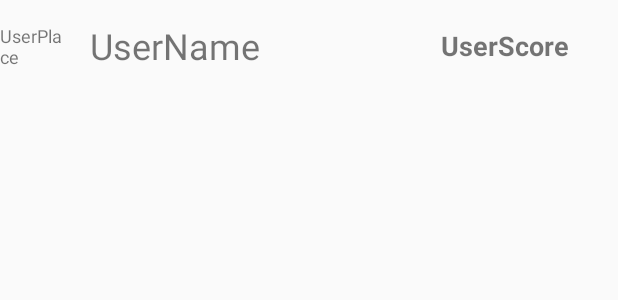
After one commit to NickPelov/ANDR2, an Android app: the layout fragment_leaderboard_item.xml on its own in the app's theme, with its tools: preview values and no code run, on a phone screen of 412 x 824 dp. The commit adds this screen. Shown: the top 300 px of the screen. Run offline under Robolectric (Android 15) with nearby library versions, the phone set to English and light mode, and no system bars.

Commit message:
leaderboard activity

```diff
--- a/app/src/main/java/com/example/owner/android2/EventsActivity.java
+++ b/app/src/main/java/com/example/owner/android2/EventsActivity.java
@@ -31,7 +31,10 @@ public class EventsActivity extends AppCompatActivity
 
         String[] names;
         if (!CurrentUser.events.isEmpty()){
-            names = new String[]{ CurrentUser.events.get(0).Name};
+            names = new String[CurrentUser.events.size()];
+            for (int i=0;i< names.length;i++){
+                names[i]=CurrentUser.events.get(i).Name;
+            }
         }
         else{
             names = new String[]{"6/10", "7/10"};
--- a/app/src/main/java/com/example/owner/android2/ProfileActivity2.java
+++ b/app/src/main/java/com/example/owner/android2/ProfileActivity2.java
@@ -23,6 +23,8 @@ import android.widget.ImageView;
 import android.widget.TextView;
 
 import com.facebook.login.widget.ProfilePictureView;
+
+import java.util.ArrayList;
 
 import static android.app.Activity.RESULT_OK;
 
@@ -65,7 +67,9 @@ public class ProfileActivity2 extends AppCompatActivity
         NavigationView navigationView = (NavigationView) findViewById(R.id.nav_view);
         navigationView.setItemIconTintList(null);
         navigationView.setNavigationItemSelectedListener(this);
+        CurrentUser.events = new ArrayList<>();
         FireBaseConnection.getEvents(CurrentUser.events);
+        FireBaseConnection.LoadFromDB(CurrentUser.users);
         nickNameTextView = (TextView) findViewById(R.id.RetrievedProfileName);
         emailTextView = (TextView) findViewById(R.id.RetrivedProfileEmail);
         pointsTextView = (TextView) findViewById(R.id.RetrievedProfilePoints);
@@ -111,8 +115,6 @@ public class ProfileActivity2 extends AppCompatActivity
     public boolean onCreateOptionsMenu(Menu menu) {
         // Inflate the menu; this adds items to the action bar if it is present.
         getMenuInflater().inflate(R.menu.activity_profile2_drawer, menu);
-        menu.findItem(R.id.push_events_option).setVisible(false);
-
         return true;
     }
     @Override
--- /dev/null
+++ b/app/src/main/res/layout/fragment_leaderboard_item.xml
@@ -0,0 +1,83 @@
+<FrameLayout xmlns:android="http://schemas.android.com/apk/res/android"
+    xmlns:app="http://schemas.android.com/apk/res-auto"
+    xmlns:tools="http://schemas.android.com/tools"
+    android:layout_width="match_parent"
+    android:layout_height="match_parent"
+    tools:context=".leaderboard_item">
+
+    <!-- TODO: Update blank fragment layout -->
+    <RelativeLayout
+        android:layout_width="match_parent"
+        android:layout_height="61dp">
+
+    <RelativeLayout
+        android:layout_width="60dp"
+        android:layout_height="61dp"
+        android:id="@+id/relativeLayout3">
+
+        <ImageButton
+            android:id="@+id/imageButton2"
+            style="@android:style/Widget.Holo.Light.ImageButton"
+            android:layout_width="59dp"
+            android:layout_height="52dp"
+            android:layout_alignParentBottom="true"
+            android:layout_alignParentTop="true"
+            android:background="@android:color/transparent"
+            android:cropToPadding="true" />
+
+        <TextView
+            android:id="@+id/fragment_txt_place"
+            android:layout_width="wrap_content"
+            android:layout_height="wrap_content"
+            android:layout_alignParentEnd="true"
+            android:layout_alignParentRight="true"
+            android:layout_centerVertical="true"
+            android:layout_marginEnd="18dp"
+            android:layout_marginRight="18dp"
+            android:text="UserPlace"
+            android:textSize="12sp" />
+
+        </RelativeLayout>
+
+        <RelativeLayout
+            android:id="@+id/relativeLayout"
+            android:layout_width="175dp"
+            android:layout_height="61dp"
+            android:layout_alignParentTop="true"
+            android:layout_toLeftOf="@+id/relativeLayout2"
+            android:layout_toRightOf="@+id/relativeLayout3"
+            android:layout_toEndOf="@+id/relativeLayout3">
+
+            <TextView
+                android:id="@+id/fragment_userName_textView"
+                android:layout_width="wrap_content"
+                android:layout_height="wrap_content"
+                android:text="UserName"
+                android:textSize="24sp"
+                android:layout_centerVertical="true"
+                android:layout_alignParentLeft="true"
+                android:layout_alignParentStart="true" />
+        </RelativeLayout>
+
+        <RelativeLayout
+            android:id="@+id/relativeLayout2"
+            android:layout_width="150dp"
+            android:layout_height="61dp"
+            android:layout_alignParentEnd="true"
+            android:layout_alignParentRight="true"
+            android:layout_alignParentTop="true">
+
+            <TextView
+                android:id="@+id/fragment_txt_score"
+                android:layout_width="wrap_content"
+                android:layout_height="wrap_content"
+                android:text="UserScore"
+                android:textSize="18sp"
+                android:textStyle="bold"
+                android:layout_centerVertical="true"
+                android:layout_centerHorizontal="true" />
+        </RelativeLayout>
+
+    </RelativeLayout>
+
+</FrameLayout>
```
Also changed, not shown: app/src/main/java/com/example/owner/android2/AdapterLeaderBoard.java (added, +59 -0 lines), app/src/main/java/com/example/owner/android2/LeaderboardActivity.java (+35 -0 lines), app/src/main/java/com/example/owner/android2/leaderboard_item.java (added, +107 -0 lines), app/src/main/res/menu/activity_profile2_drawer.xml (+4 -4 lines).
